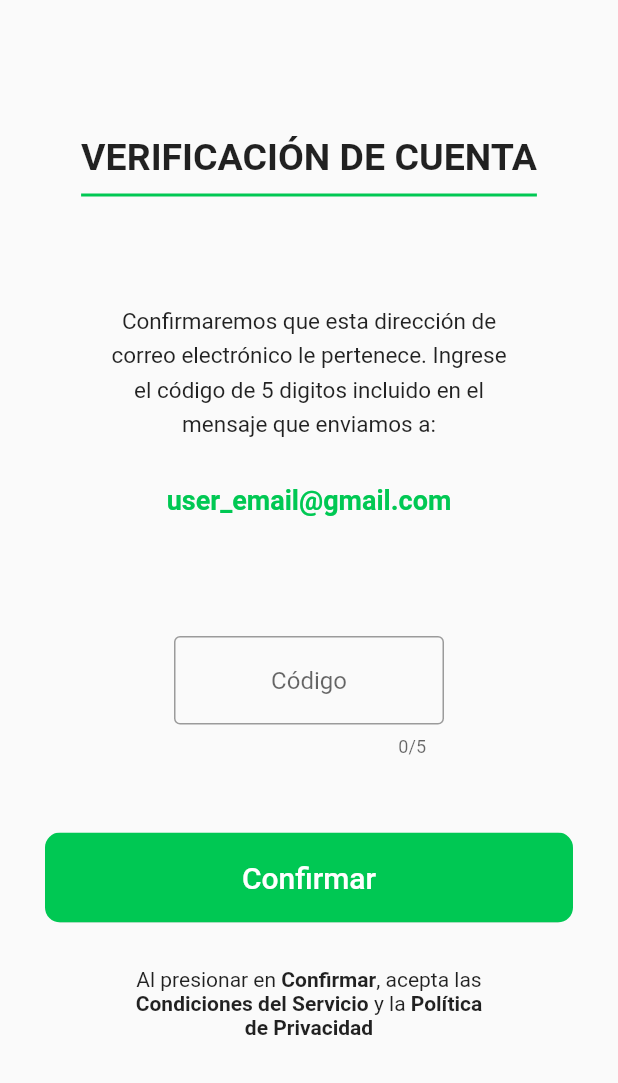
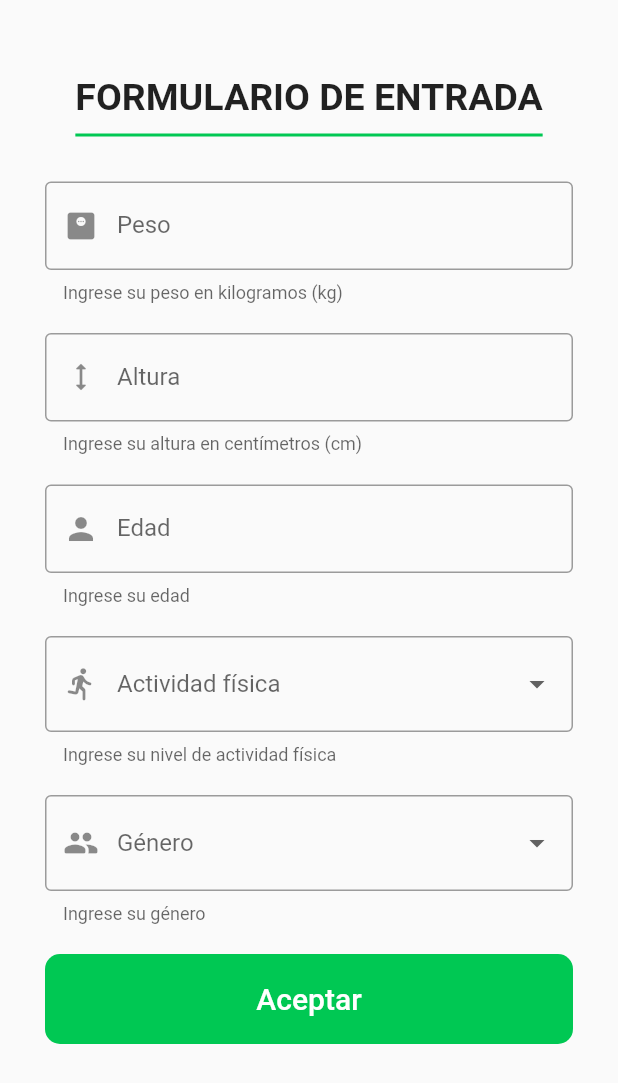
Before and after one commit to KVeramendi/healist_flutter_application, a Flutter app: the EmailValidationPage screen opened directly, after a tap on "Confirmar", on a phone screen of 412 x 824 dp. Shown: the top 1083 px of the screen. Run offline on Flutter 3.47's test engine with Material 2 defaults, Android fonts, the phone set to English and light mode, and no system bars.

Commit message:
Se agregó la pantalla del Formulario de entrada

```diff
--- /dev/null
+++ b/lib/View/Form/input_form_page.dart
@@ -0,0 +1,159 @@
+import 'package:flutter/material.dart';
+
+class InputFormPage extends StatefulWidget {
+  const InputFormPage({Key? key}) : super(key: key);
+
+  @override
+  State<InputFormPage> createState() => _InputFormPageState();
+}
+
+class _InputFormPageState extends State<InputFormPage> {
+  final String _tittlePage = 'FORMULARIO DE ENTRADA';
+  final String _acceptButton = 'Aceptar';
+  String? _physicalActivity;
+  String? _genre;
+
+  @override
+  Widget build(BuildContext context) {
+    return SafeArea(
+      child: Scaffold(
+        body: SingleChildScrollView(
+          child: Padding(
+            padding: const EdgeInsets.all(30.0),
+            child: Center(
+              child: Column(
+                children: <Widget>[
+                  const Padding(padding: EdgeInsets.symmetric(vertical: 10.0)),
+                  Container(
+                      padding: const EdgeInsets.only(bottom: 10.0),
+                      decoration: BoxDecoration(
+                        border: Border(
+                            bottom: BorderSide(
+                                color: Colors.greenAccent.shade700,
+                                width: 2.0)),
+                      ),
+                      child: Text(_tittlePage,
+                          style: const TextStyle(
+                              fontSize: 25.0, fontWeight: FontWeight.bold))),
+                  const Padding(padding: EdgeInsets.symmetric(vertical: 15.0)),
+                  TextFormField(
+                      keyboardType: TextInputType.number,
+                      decoration: const InputDecoration(
+                          helperText: 'Ingrese su peso en kilogramos (kg)',
+                          labelText: 'Peso',
+                          border: OutlineInputBorder(),
+                          prefixIcon: Icon(Icons.monitor_weight_rounded))),
+                  const Padding(padding: EdgeInsets.symmetric(vertical: 10.0)),
+                  TextFormField(
+                      keyboardType:
+                          const TextInputType.numberWithOptions(decimal: true),
+                      decoration: const InputDecoration(
+                          helperText: 'Ingrese su altura en centímetros (cm)',
+                          labelText: 'Altura',
+                          border: OutlineInputBorder(),
+                          prefixIcon: Icon(Icons.height_rounded))),
+                  const Padding(padding: EdgeInsets.symmetric(vertical: 10.0)),
+                  TextFormField(
+                      keyboardType: TextInputType.number,
+                      decoration: const InputDecoration(
+                          helperText: 'Ingrese su edad',
+                          labelText: 'Edad',
+                          border: OutlineInputBorder(),
+                          prefixIcon: Icon(Icons.person))),
+                  const Padding(padding: EdgeInsets.symmetric(vertical: 10.0)),
+                  DropdownButtonFormField(
+                    items: const [
+                      DropdownMenuItem<String>(
+                        child: Text('Muy ligera'),
+                        value: '1',
+                      ),
+                      DropdownMenuItem<String>(
+                        child: Text('Ligera'),
+                        value: '2',
+                      ),
+                      DropdownMenuItem<String>(
+                        child: Text('Regular'),
+                        value: '3',
+                      ),
+                      DropdownMenuItem<String>(
+                        child: Text('Activa'),
+                        value: '4',
+                      ),
+                      DropdownMenuItem<String>(
+                        child: Text('Muy activa'),
+                        value: '5',
+                      ),
+                    ].toList(),
+                    value: _physicalActivity,
+                    onChanged: (String? value) {
+                      setState(() {
+                        _physicalActivity = value;
+                      });
+                    },
+                    decoration: const InputDecoration(
+                      helperText: 'Ingrese su nivel de actividad física',
+                      labelText: 'Actividad física',
+                      border: OutlineInputBorder(),
+                      prefixIcon: Icon(Icons.directions_run_rounded),
+                    ),
+                  ),
+                  const Padding(padding: EdgeInsets.symmetric(vertical: 10.0)),
+                  DropdownButtonFormField(
+                    items: const [
+                      DropdownMenuItem<String>(
+                        child: Text('Femenino'),
+                        value: 'F',
+                      ),
+                      DropdownMenuItem<String>(
+                        child: Text('Masculino'),
+                        value: 'M',
+                      ),
+                    ].toList(),
+                    value: _genre,
+                    onChanged: (String? value) {
+                      setState(() {
+                        _genre = value;
+                      });
+                    },
+                    decoration: const InputDecoration(
+                      helperText: 'Ingrese su género',
+                      labelText: 'Género',
+                      border: OutlineInputBorder(),
+                      prefixIcon: Icon(Icons.group_rounded),
+                    ),
+                  ),
+                  const Padding(padding: EdgeInsets.symmetric(vertical: 10.0)),
+                  Container(
+                    clipBehavior: Clip.antiAliasWithSaveLayer,
+                    width: double.infinity,
+                    height: 60.0,
+                    decoration: BoxDecoration(
+                      borderRadius: BorderRadius.circular(10.0),
+                    ),
+                    child: MaterialButton(
+                      onPressed: () {
+                        // Navigator.push(
+                        //     context,
+                        //     MaterialPageRoute(
+                        //       builder: (context) => const EmailValidationPage(),
+                        //     ));
+                      },
+                      color: Colors.greenAccent.shade700,
+                      child: Text(
+                        _acceptButton,
+                        style: const TextStyle(
+                          fontSize: 20.0,
+                          color: Colors.white,
+                        ),
+                      ),
+                    ),
+                  ),
+                ],
+              ),
+            ),
+          ),
+        ),
+      ),
+    );
+  }
+}
--- a/lib/View/Register/email_validation_page.dart
+++ b/lib/View/Register/email_validation_page.dart
@@ -1,4 +1,5 @@
 import 'package:flutter/material.dart';
+import 'package:healist_flutter_application/View/Form/input_form_page.dart';
 
 class EmailValidationPage extends StatefulWidget {
   const EmailValidationPage({Key? key}) : super(key: key);
@@ -77,11 +78,11 @@ class _EmailValidationPageState extends State<EmailValidationPage> {
                     ),
                     child: MaterialButton(
                       onPressed: () {
-                        // Navigator.push(
-                        //     context,
-                        //     MaterialPageRoute(
-                        //       builder: (context) => const EmailValidationPage(),
-                        //     ));
+                        Navigator.push(
+                            context,
+                            MaterialPageRoute(
+                              builder: (context) => const InputFormPage(),
+                            ));
                       },
                       color: Colors.greenAccent.shade700,
                       child: Text(
--- a/lib/View/Register/register_page.dart
+++ b/lib/View/Register/register_page.dart
@@ -1,6 +1,6 @@
 import 'package:flutter/material.dart';
 import 'package:healist_flutter_application/View/Login/login_page.dart';
-import 'package:healist_flutter_application/View/Register/email_validation.dart';
+import 'package:healist_flutter_application/View/Register/email_validation_page.dart';
 
 class RegisterPage extends StatefulWidget {
   const RegisterPage({Key? key}) : super(key: key);
```
